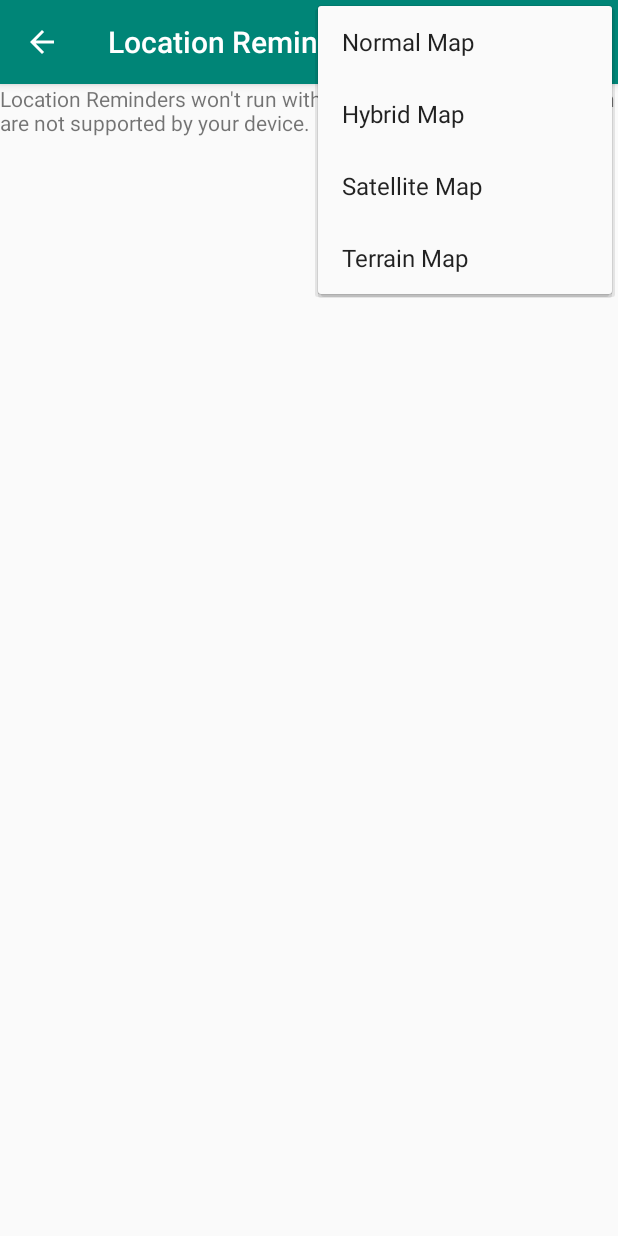
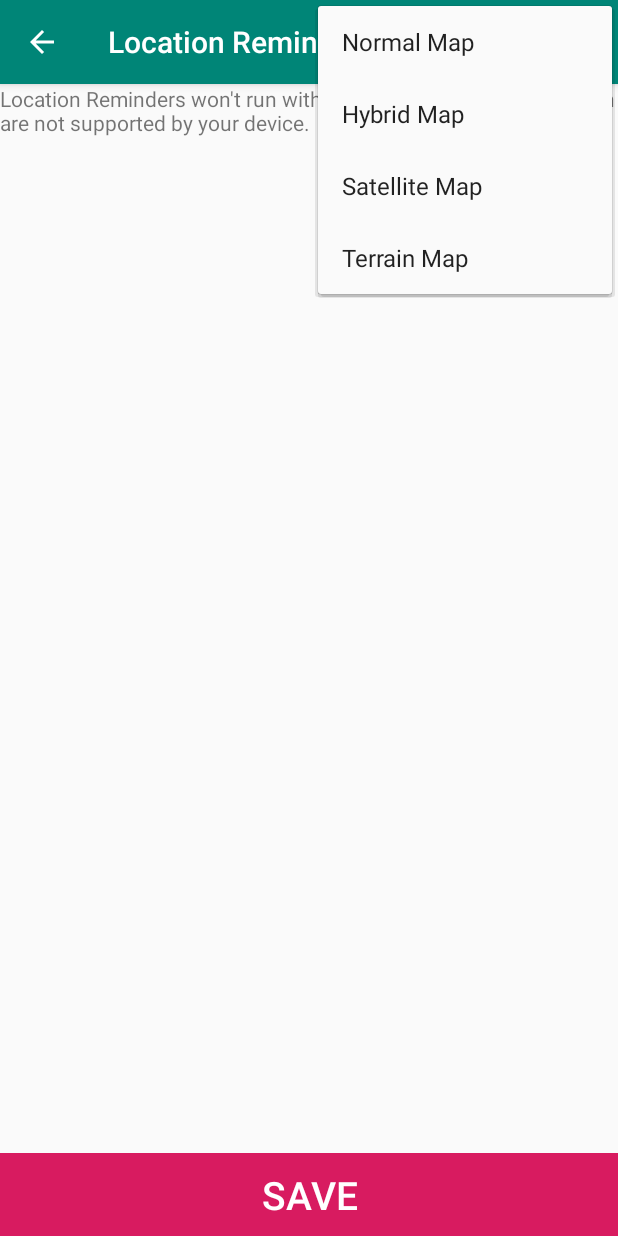
Before and after one commit to EyvindEmilio/Udacity-Location-Reminder, an Android app: the SelectLocationFragment screen opened through its navigation route, with the options menu open, on a phone screen of 412 x 824 dp. Run offline under Robolectric (Android 15) with nearby library versions, the phone set to English and light mode, and no system bars; our stand-ins replace Firebase (no records; nobody signed in at launch, a user with empty details on screens opened directly), Timber, data binding; libraries missing offline, so code that uses them is left out: com.firebase.ui; 3 statements that could not run were skipped.

Commit message:
Updated view to save location

```diff
--- a/app/src/main/res/layout/fragment_select_location.xml
+++ b/app/src/main/res/layout/fragment_select_location.xml
@@ -1,5 +1,6 @@
 <?xml version="1.0" encoding="utf-8"?>
 <layout xmlns:android="http://schemas.android.com/apk/res/android"
+    xmlns:app="http://schemas.android.com/apk/res-auto"
     xmlns:tools="http://schemas.android.com/tools">
 
     <data>
@@ -16,7 +17,26 @@
         <fragment
             android:id="@+id/map"
             android:name="com.google.android.gms.maps.SupportMapFragment"
-            android:layout_width="match_parent"
-            android:layout_height="match_parent" />
+            android:layout_width="0dp"
+            android:layout_height="0dp"
+            app:layout_constraintBottom_toTopOf="@id/btnSave"
+            app:layout_constraintEnd_toEndOf="parent"
+            app:layout_constraintStart_toStartOf="parent"
+            app:layout_constraintTop_toTopOf="parent" />
+
+        <androidx.appcompat.widget.AppCompatButton
+            android:id="@+id/btnSave"
+            android:layout_width="0dp"
+            android:layout_height="wrap_content"
+            android:layout_gravity="center"
+            android:background="@color/colorAccent"
+            android:enabled="false"
+            android:padding="10dp"
+            android:text="@string/save"
+            android:textColor="@color/white"
+            android:textSize="26sp"
+            app:layout_constraintBottom_toBottomOf="parent"
+            app:layout_constraintEnd_toEndOf="parent"
+            app:layout_constraintStart_toStartOf="parent" />
     </androidx.constraintlayout.widget.ConstraintLayout>
 </layout>
```
Also changed, not shown: app/src/main/java/com/udacity/project4/locationreminders/savereminder/selectreminderlocation/SelectLocationFragment.kt (+11 -15 lines).
